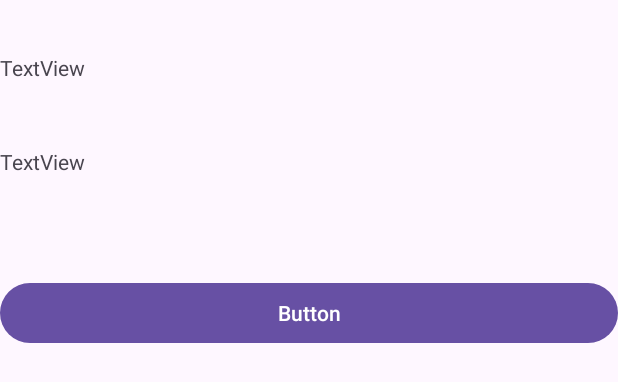
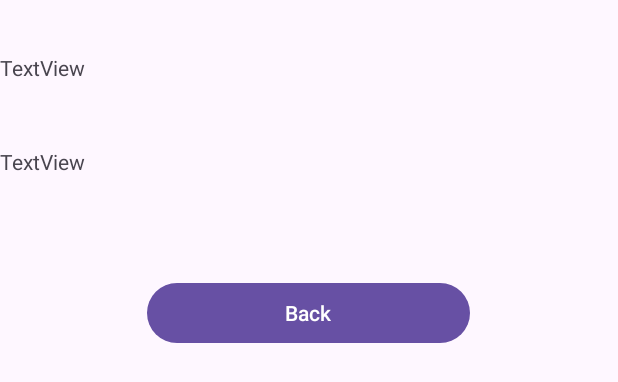
Before and after one commit to ST10434179-MichaelHerring/ST10434179_IMAD5112_Practicum, an Android app: the layout detail_screen.xml on its own in the app's theme, with its tools: preview values and no code run, on a phone screen of 412 x 824 dp. Shown: the top 382 px of the screen. Run offline under Robolectric (Android 15) with nearby library versions, the light colour scheme and no system bars.

Commit message:
started and sort of ending details screen

```diff
--- a/app/src/main/res/layout/detail_screen.xml
+++ b/app/src/main/res/layout/detail_screen.xml
@@ -12,6 +12,7 @@
         android:id="@+id/txtOutput"
         android:layout_width="match_parent"
         android:layout_height="wrap_content"
+        android:layout_gravity="center_horizontal"
         android:text="TextView" />
 
     <Space
@@ -22,6 +23,7 @@
         android:id="@+id/textView2"
         android:layout_width="match_parent"
         android:layout_height="wrap_content"
+        android:layout_gravity="center_horizontal"
         android:text="TextView" />
 
     <Space
@@ -29,8 +31,9 @@
         android:layout_height="67dp" />
 
     <Button
-        android:id="@+id/button"
-        android:layout_width="match_parent"
+        android:id="@+id/btnBack"
+        android:layout_width="215dp"
         android:layout_height="wrap_content"
-        android:text="Button" />
+        android:layout_gravity="center_horizontal"
+        android:text="Back" />
 </LinearLayout>
```
Also changed, not shown: app/src/main/java/com/example/st10434179_imad5112_practicum/DetailScreen.kt (+23 -0 lines).
